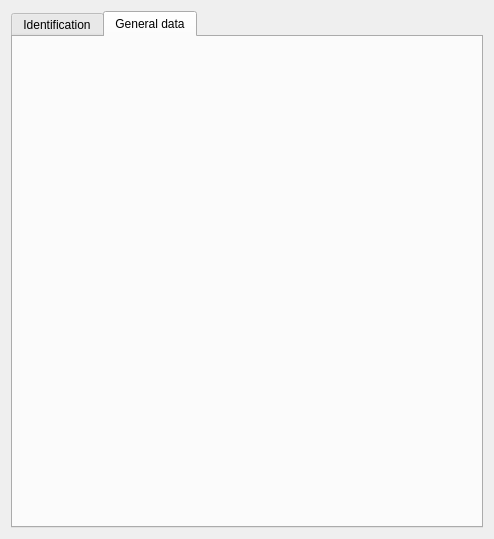
Before: the Qt Designer form designer/db_substanceProperties_ui.ui in marcusbfs/Sindri, drawn with Qt 5.
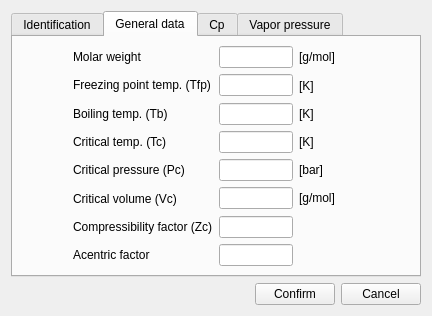
After: the same form once the commit is applied. The open tabs and pages were chosen to show the change.

Commit message: edit substance form added

Patch:
```diff
--- a/designer/db_substanceProperties_ui.ui
+++ b/designer/db_substanceProperties_ui.ui
@@ -9,8 +9,8 @@
    <rect>
     <x>0</x>
     <y>0</y>
-    <width>494</width>
-    <height>539</height>
+    <width>432</width>
+    <height>316</height>
    </rect>
   </property>
   <property name="windowTitle">
@@ -18,71 +18,491 @@
   </property>
   <layout class="QGridLayout" name="gridLayout">
    <item row="0" column="0">
-    <widget class="QTabWidget" name="tabWidget_substanceProperties">
-     <property name="acceptDrops">
-      <bool>false</bool>
-     </property>
-     <property name="layoutDirection">
-      <enum>Qt::LeftToRight</enum>
-     </property>
-     <property name="autoFillBackground">
-      <bool>false</bool>
-     </property>
-     <property name="tabPosition">
-      <enum>QTabWidget::North</enum>
-     </property>
-     <property name="tabShape">
-      <enum>QTabWidget::Rounded</enum>
-     </property>
-     <property name="currentIndex">
-      <number>0</number>
-     </property>
-     <widget class="QWidget" name="tab_identification">
-      <attribute name="title">
-       <string>Identification</string>
-      </attribute>
-      <layout class="QVBoxLayout" name="verticalLayout_2">
-       <item>
-        <layout class="QVBoxLayout" name="verticalLayout">
+    <layout class="QVBoxLayout" name="verticalLayout_3">
+     <item>
+      <widget class="QTabWidget" name="tabWidget_substanceProperties">
+       <property name="acceptDrops">
+        <bool>false</bool>
+       </property>
+       <property name="layoutDirection">
+        <enum>Qt::LeftToRight</enum>
+       </property>
+       <property name="autoFillBackground">
+        <bool>false</bool>
+       </property>
+       <property name="tabPosition">
+        <enum>QTabWidget::North</enum>
+       </property>
+       <property name="tabShape">
+        <enum>QTabWidget::Rounded</enum>
+       </property>
+       <property name="currentIndex">
+        <number>0</number>
+       </property>
+       <widget class="QWidget" name="tab_identification">
+        <attribute name="title">
+         <string>Identification</string>
+        </attribute>
+        <layout class="QVBoxLayout" name="verticalLayout_2">
+         <item>
+          <layout class="QVBoxLayout" name="verticalLayout">
+           <property name="leftMargin">
+            <number>5</number>
+           </property>
+           <property name="rightMargin">
+            <number>20</number>
+           </property>
+           <item>
+            <layout class="QHBoxLayout" name="horizontalLayout_2">
+             <item>
+              <widget class="QLabel" name="label">
+               <property name="minimumSize">
+                <size>
+                 <width>60</width>
+                 <height>0</height>
+                </size>
+               </property>
+               <property name="text">
+                <string>Name</string>
+               </property>
+              </widget>
+             </item>
+             <item>
+              <widget class="QLineEdit" name="le_name">
+               <property name="minimumSize">
+                <size>
+                 <width>146</width>
+                 <height>0</height>
+                </size>
+               </property>
+               <property name="text">
+                <string/>
+               </property>
+               <property name="alignment">
+                <set>Qt::AlignLeading|Qt::AlignLeft|Qt::AlignVCenter</set>
+               </property>
+              </widget>
+             </item>
+            </layout>
+           </item>
+           <item>
+            <layout class="QHBoxLayout" name="horizontalLayout_3">
+             <item>
+              <widget class="QLabel" name="label_2">
+               <property name="minimumSize">
+                <size>
+                 <width>60</width>
+                 <height>0</height>
+                </size>
+               </property>
+               <property name="text">
+                <string>Formula</string>
+               </property>
+              </widget>
+             </item>
+             <item>
+              <widget class="QLineEdit" name="le_formula">
+               <property name="minimumSize">
+                <size>
+                 <width>146</width>
+                 <height>0</height>
+                </size>
+               </property>
+               <property name="alignment">
+                <set>Qt::AlignLeading|Qt::AlignLeft|Qt::AlignVCenter</set>
+               </property>
+              </widget>
+             </item>
+            </layout>
+           </item>
+           <item>
+            <layout class="QHBoxLayout" name="horizontalLayout_4">
+             <item>
+              <widget class="QLabel" name="label_3">
+               <property name="minimumSize">
+                <size>
+                 <width>60</width>
+                 <height>0</height>
+                </size>
+               </property>
+               <property name="text">
+                <string>CAS number</string>
+               </property>
+              </widget>
+             </item>
+             <item>
+              <widget class="QLineEdit" name="le_CAS">
+               <property name="minimumSize">
+                <size>
+                 <width>146</width>
+                 <height>0</height>
+                </size>
+               </property>
+               <property name="alignment">
+                <set>Qt::AlignLeading|Qt::AlignLeft|Qt::AlignVCenter</set>
+               </property>
+              </widget>
+             </item>
+            </layout>
+           </item>
+          </layout>
+         </item>
+        </layout>
+       </widget>
+       <widget class="QWidget" name="tab_generalData">
+        <attribute name="title">
+         <string>General data</string>
+        </attribute>
+        <layout class="QVBoxLayout" name="verticalLayout_7">
          <property name="leftMargin">
-          <number>5</number>
+          <number>60</number>
          </property>
          <property name="rightMargin">
-          <number>20</number>
+          <number>60</number>
          </property>
          <item>
-          <layout class="QHBoxLayout" name="horizontalLayout_2">
+          <layout class="QVBoxLayout" name="verticalLayout_6">
            <item>
-            <widget class="QLabel" name="label">
-             <property name="minimumSize">
-              <size>
-               <width>60</width>
-               <height>0</height>
-              </size>
-             </property>
-             <property name="text">
-              <string>Name</string>
-             </property>
-            </widget>
+            <layout class="QHBoxLayout" name="horizontalLayout_15">
+             <item>
+              <widget class="QLabel" name="label_4">
+               <property name="minimumSize">
+                <size>
+                 <width>140</width>
+                 <height>0</height>
+                </size>
+               </property>
+               <property name="text">
+                <string>Molar weight</string>
+               </property>
+              </widget>
+             </item>
+             <item>
+              <widget class="QLineEdit" name="le_MM">
+               <property name="minimumSize">
+                <size>
+                 <width>70</width>
+                 <height>0</height>
+                </size>
+               </property>
+               <property name="inputMethodHints">
+                <set>Qt::ImhNone</set>
+               </property>
+              </widget>
+             </item>
+             <item>
+              <widget class="QLabel" name="label_5">
+               <property name="minimumSize">
+                <size>
+                 <width>60</width>
+                 <height>0</height>
+                </size>
+               </property>
+               <property name="text">
+                <string>[g/mol]</string>
+               </property>
+              </widget>
+             </item>
+            </layout>
            </item>
            <item>
-            <widget class="QLineEdit" name="le_name">
-             <property name="minimumSize">
-              <size>
-               <width>146</width>
-               <height>0</height>
-              </size>
-             </property>
-             <property name="text">
-              <string/>
-             </property>
-             <property name="alignment">
-              <set>Qt::AlignLeading|Qt::AlignLeft|Qt::AlignVCenter</set>
-             </property>
-            </widget>
+            <layout class="QHBoxLayout" name="horizontalLayout_14">
+             <item>
+              <widget class="QLabel" name="label_11">
+               <property name="minimumSize">
+                <size>
+                 <width>140</width>
+                 <height>0</height>
+                </size>
+               </property>
+               <property name="text">
+                <string>&lt;html&gt;&lt;head/&gt;&lt;body&gt;&lt;p&gt;Freezing point temp. (Tfp)&lt;/p&gt;&lt;/body&gt;&lt;/html&gt;</string>
+               </property>
+               <property name="textFormat">
+                <enum>Qt::RichText</enum>
+               </property>
+              </widget>
+             </item>
+             <item>
+              <widget class="QLineEdit" name="le_Tfp">
+               <property name="minimumSize">
+                <size>
+                 <width>70</width>
+                 <height>0</height>
+                </size>
+               </property>
+               <property name="toolTip">
+                <string>&lt;html&gt;&lt;head/&gt;&lt;body&gt;&lt;p&gt;Freezing point temperature&lt;/p&gt;&lt;/body&gt;&lt;/html&gt;</string>
+               </property>
+              </widget>
+             </item>
+             <item>
+              <widget class="QLabel" name="label_12">
+               <property name="minimumSize">
+                <size>
+                 <width>60</width>
+                 <height>0</height>
+                </size>
+               </property>
+               <property name="text">
+                <string>[K]</string>
+               </property>
+              </widget>
+             </item>
+            </layout>
            </item>
+           <item>
+            <layout class="QHBoxLayout" name="horizontalLayout_13">
+             <item>
+              <widget class="QLabel" name="label_13">
+               <property name="minimumSize">
+                <size>
+                 <width>140</width>
+                 <height>0</height>
+                </size>
+               </property>
+               <property name="text">
+                <string>Boiling temp. (Tb)</string>
+               </property>
+              </widget>
+             </item>
+             <item>
+              <widget class="QLineEdit" name="le_Tb">
+               <property name="minimumSize">
+                <size>
+                 <width>70</width>
+                 <height>0</height>
+                </size>
+               </property>
+              </widget>
+             </item>
+             <item>
+              <widget class="QLabel" name="label_14">
+               <property name="minimumSize">
+                <size>
+                 <width>60</width>
+                 <height>0</height>
+                </size>
+               </property>
+               <property name="text">
+                <string>[K]</string>
+               </property>
+              </widget>
+             </item>
+            </layout>
+           </item>
+           <item>
+            <layout class="QHBoxLayout" name="horizontalLayout_12">
+             <item>
+              <widget class="QLabel" name="label_15">
+               <property name="minimumSize">
+                <size>
+                 <width>140</width>
+                 <height>0</height>
+                </size>
+               </property>
+               <property name="text">
+                <string>Critical temp. (Tc)</string>
+               </property>
+              </widget>
+             </item>
+             <item>
+              <widget class="QLineEdit" name="le_Tc">
+               <property name="minimumSize">
+                <size>
+                 <width>70</width>
+                 <height>0</height>
+                </size>
+               </property>
+              </widget>
+             </item>
+             <item>
+              <widget class="QLabel" name="label_16">
+               <property name="minimumSize">
+                <size>
+                 <width>60</width>
+                 <height>0</height>
+                </size>
+               </property>
+               <property name="text">
+                <string>[K]</string>
+               </property>
+              </widget>
+             </item>
+            </layout>
+           </item>
+           <item>
+            <layout class="QHBoxLayout" name="horizontalLayout_11">
+             <item>
+              <widget class="QLabel" name="label_17">
+               <property name="minimumSize">
+                <size>
+                 <width>140</width>
+                 <height>0</height>
+                </size>
+               </property>
+               <property name="text">
+                <string>Critical pressure (Pc)</string>
+               </property>
+              </widget>
+             </item>
+             <item>
+              <widget class="QLineEdit" name="le_Pc">
+               <property name="minimumSize">
+                <size>
+                 <width>70</width>
+                 <height>0</height>
+                </size>
+               </property>
+              </widget>
+             </item>
+             <item>
+              <widget class="QLabel" name="label_18">
+               <property name="minimumSize">
+                <size>
+                 <width>60</width>
+                 <height>0</height>
+                </size>
+               </property>
+               <property name="text">
+                <string>[bar]</string>
+               </property>
+              </widget>
+             </item>
+            </layout>
+           </item>
+           <item>
+            <layout class="QHBoxLayout" name="horizontalLayout_10">
+             <item>
+              <widget class="QLabel" name="label_19">
+               <property name="minimumSize">
+                <size>
+                 <width>140</width>
+                 <height>0</height>
+                </size>
+               </property>
+               <property name="text">
+                <string>Critical volume (Vc)</string>
+               </property>
+              </widget>
+             </item>
+             <item>
+              <widget class="QLineEdit" name="le_Vc">
+               <property name="minimumSize">
+                <size>
+                 <width>70</width>
+                 <height>0</height>
+                </size>
+               </property>
+              </widget>
+             </item>
+             <item>
+              <widget class="QLabel" name="label_20">
+               <property name="minimumSize">
+                <size>
+                 <width>60</width>
+                 <height>0</height>
+                </size>
+               </property>
+               <property name="text">
+                <string>[g/mol]</string>
+               </property>
+               <property name="textFormat">
+                <enum>Qt::RichText</enum>
+               </property>
+              </widget>
+             </item>
+            </layout>
+           </item>
+           <item>
+            <layout class="QHBoxLayout" name="horizontalLayout_9">
+             <item>
+              <widget class="QLabel" name="label_21">
+               <property name="minimumSize">
+                <size>
+                 <width>140</width>
+                 <height>0</height>
+                </size>
+               </property>
+               <property name="text">
+                <string>Compressibility factor (Zc)</string>
+               </property>
+              </widget>
+             </item>
+             <item>
+              <widget class="QLineEdit" name="le_Zc">
+               <property name="minimumSize">
+                <size>
+                 <width>70</width>
+                 <height>0</height>
+                </size>
+               </property>
+              </widget>
+             </item>
+             <item>
+              <widget class="QLabel" name="label_22">
+               <property name="minimumSize">
+                <size>
+                 <width>60</width>
+                 <height>0</height>
+                </size>
+               </property>
+               <property name="text">
+                <string>   </string>
+               </property>
+              </widget>
+             </item>
+            </layout>
+           </item>
+           <item>
+            <layout class="QHBoxLayout" name="horizontalLayout_8">
+             <item>
+              <widget class="QLabel" name="label_23">
+               <property name="minimumSize">
+                <size>
+                 <width>140</width>
+                 <height>0</height>
+                </size>
+               </property>
+               <property name="text">
+                <string>Acentric factor</string>
+               </property>
+              </widget>
+             </item>
+             <item>
+              <widget class="QLineEdit" name="le_omega">
+               <property name="minimumSize">
+                <size>
+                 <width>70</width>
+                 <height>0</height>
+                </size>
+               </property>
+              </widget>
+             </item>
+             <item>
+              <widget class="QLabel" name="label_24">
+               <property name="minimumSize">
+                <size>
+                 <width>60</width>
+                 <height>0</height>
+                </size>
+               </property>
+               <property name="text">
+                <string>   </string>
+               </property>
+              </widget>
+             </item>
+            </layout>
+           </item>
           </layout>
          </item>
+        </layout>
+       </widget>
+       <widget class="QWidget" name="tab_Cp">
+        <attribute name="title">
+         <string>Cp</string>
+        </attribute>
+        <layout class="QVBoxLayout" name="verticalLayout_12">
          <item>
           <layout class="QHBoxLayout" name="horizontalLayout_3">
            <item>
@@ -113,6 +533,13 @@
            </item>
           </layout>
          </item>
+        </layout>
+       </widget>
+       <widget class="QWidget" name="tab_VaporPressure">
+        <attribute name="title">
+         <string>Vapor pressure</string>
+        </attribute>
+        <layout class="QVBoxLayout" name="verticalLayout_14">
          <item>
           <layout class="QHBoxLayout" name="horizontalLayout_4">
            <item>
@@ -144,15 +571,41 @@
           </layout>
          </item>
         </layout>
+       </widget>
+      </widget>
+     </item>
+     <item>
+      <layout class="QHBoxLayout" name="horizontalLayout">
+       <item>
+        <spacer name="horizontalSpacer">
+         <property name="orientation">
+          <enum>Qt::Horizontal</enum>
+         </property>
+         <property name="sizeHint" stdset="0">
+          <size>
+           <width>40</width>
+           <height>20</height>
+          </size>
+         </property>
+        </spacer>
+       </item>
+       <item>
+        <widget class="QPushButton" name="btn_edit_confirm">
+         <property name="text">
+          <string>Confirm</string>
+         </property>
+        </widget>
+       </item>
+       <item>
+        <widget class="QPushButton" name="btn_edit_cancel">
+         <property name="text">
+          <string>Cancel</string>
+         </property>
+        </widget>
        </item>
       </layout>
-     </widget>
-     <widget class="QWidget" name="tab_generalData">
-      <attribute name="title">
-       <string>General data</string>
-      </attribute>
-     </widget>
-    </widget>
+     </item>
+    </layout>
    </item>
   </layout>
  </widget>
```
Left out of the diff: 536 changed lines with no effect on the pictures. The commit also changes 12 other files.
